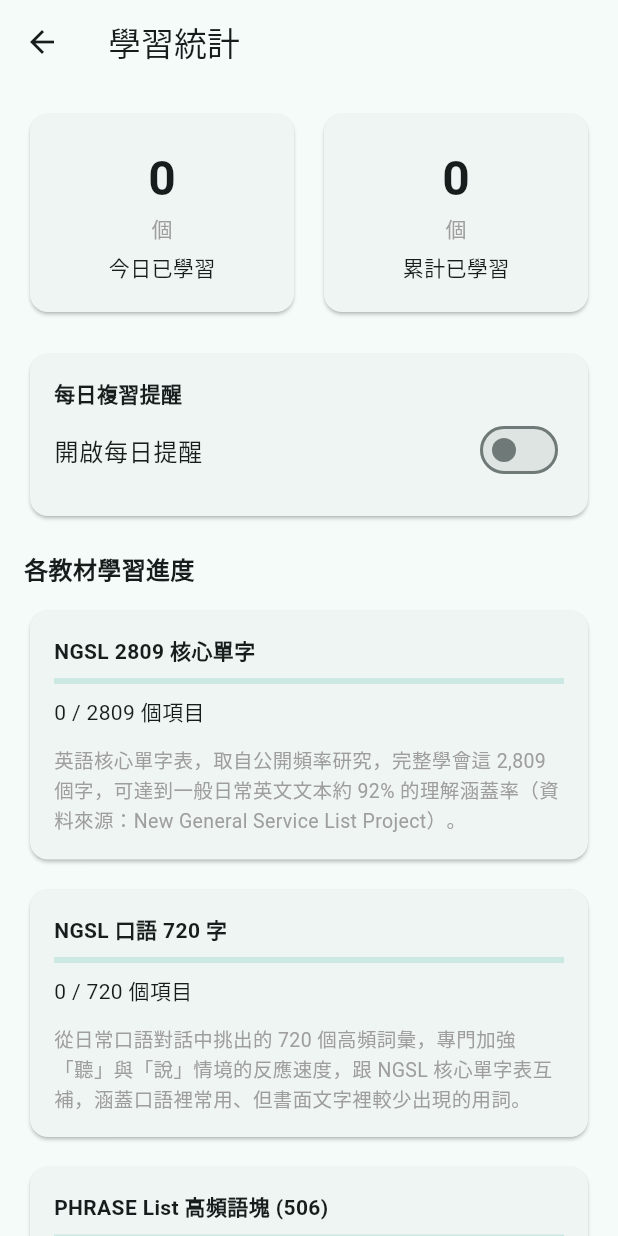
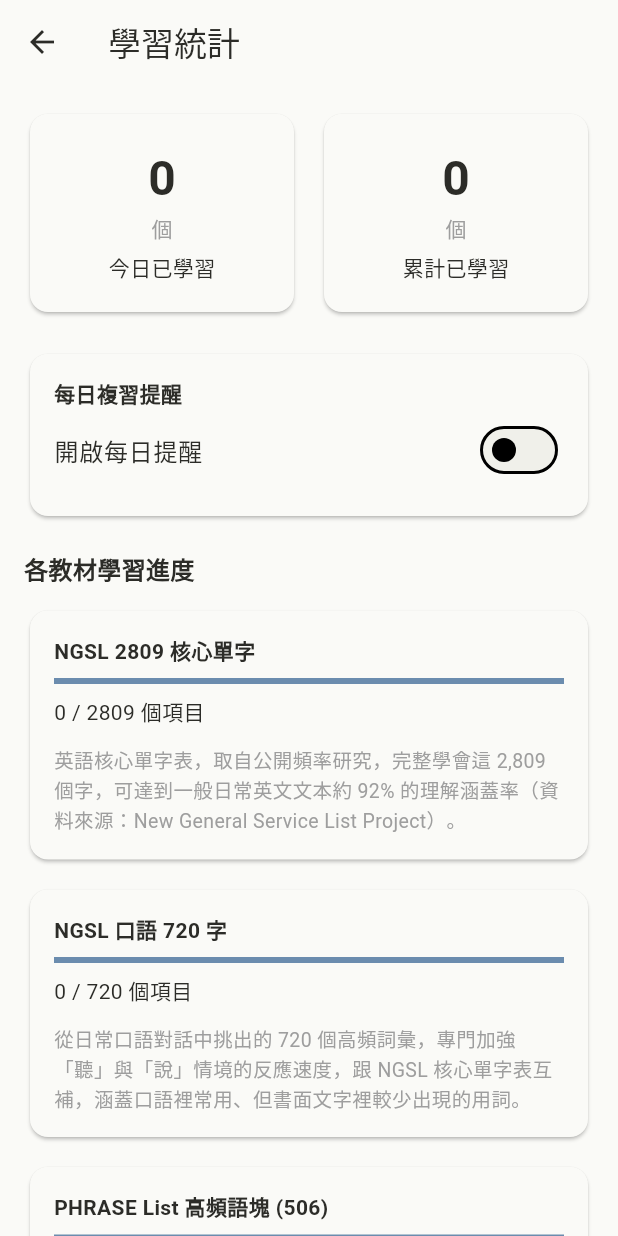
Before and after one commit to lawrence124875/english-learning-app, a Flutter app: the screen it shows after launch, after a tap on the "bar chart" icon, on a phone screen of 412 x 824 dp. Run offline on Flutter 3.47's test engine with Material 3 defaults, Android fonts, the phone set to English and light mode, and no system bars; our stand-ins replace audio_service, cloud_firestore, firebase_core, firebase_crashlytics, firebase_storage, flutter_local_notifications and 6 more; missing offline and left inert: purchases_flutter; accounts and stored records are empty; network calls fail.

Commit message:
修正電池優化按鈕只能用一次、語音還原按鈕白字看不到、AppBar標題被擠壓
- 電池優化：第二次呼叫改成直接開啟系統設定頁，確保每次按都有反應
  （這個特殊權限的系統對話框通常只會在第一次請求時正常跳出來）
- 語音測試頁「還原預設」按鈕移除寫死的白色文字，改用主題自動配色
- 首頁 AppBar：把「升級Premium/語音測試/關於本App」三個圖示整合進
  溢出選單，只留「學習統計」跟選單兩個圖示，釋放標題顯示空間，
  解決直屏時 App 名稱被擠壓只顯示4個字的問題

同時調整整體配色為更柔和的鼠尾草綠/藍綠色系，依色彩心理學研究
（冷色調有助放鬆專注、利於長期記憶保存），暖色僅保留給需要吸引
注意力的重點元素（例如標記星號）。

```diff
--- a/lib/main.dart
+++ b/lib/main.dart
@@ -108,8 +108,32 @@ class EnglishLearningApp extends StatelessWidget {
         title: '智慧聽覺巡航',
         debugShowCheckedModeBanner: false,
         theme: ThemeData(
-          colorSchemeSeed: Colors.teal,
           useMaterial3: true,
+          colorScheme: const ColorScheme.light(
+            // 柔和鼠尾草綠/藍綠色：研究顯示冷色調有助於放鬆專注、
+            // 利於長期記憶保存，且對眼睛負擔較小，適合長時間閱讀學習。
+            primary: Color(0xFF5B8A72),
+            onPrimary: Colors.white,
+            primaryContainer: Color(0xFFDCEEE1),
+            onPrimaryContainer: Color(0xFF1E3A2A),
+            secondary: Color(0xFF6B8CAE),
+            onSecondary: Colors.white,
+            // 暖色只用在需要吸引注意力的重點（例如標記不熟悉單字的
+            // 星號），依色彩心理學研究應少量點綴、避免過度刺激。
+            tertiary: Color(0xFFE0A458),
+            onTertiary: Colors.white,
+            surface: Color(0xFFFAFAF7),
+            onSurface: Color(0xFF2C2C28),
+            surfaceContainerHighest: Color(0xFFF0F0EA),
+            error: Color(0xFFC5705D),
+            onError: Colors.white,
+          ),
+          scaffoldBackgroundColor: const Color(0xFFFAFAF7),
+          appBarTheme: const AppBarTheme(
+            backgroundColor: Color(0xFFFAFAF7),
+            foregroundColor: Color(0xFF2C2C28),
+            elevation: 0,
+          ),
         ),
         home: const HomeScreen(),
       ),
--- a/lib/presentation/screens/home_screen.dart
+++ b/lib/presentation/screens/home_screen.dart
@@ -35,6 +35,7 @@ class _HomeScreenState extends State<HomeScreen> {
 
     return Scaffold(
       appBar: AppBar(
+        titleSpacing: 12,
         title: const Text('智慧聽覺巡航'),
         actions: [
           IconButton(
@@ -45,30 +46,44 @@ class _HomeScreenState extends State<HomeScreen> {
               MaterialPageRoute(builder: (_) => const StatsScreen()),
             ),
           ),
-          if (!appState.isPremium)
-            IconButton(
-              tooltip: '升級 Premium',
-              icon: const Icon(Icons.workspace_premium),
-              onPressed: () => Navigator.push(
-                context,
-                MaterialPageRoute(builder: (_) => const PaywallScreen()),
+          PopupMenuButton<String>(
+            tooltip: '更多',
+            onSelected: (value) {
+              if (value == 'premium') {
+                Navigator.push(context,
+                    MaterialPageRoute(builder: (_) => const PaywallScreen()));
+              } else if (value == 'voice') {
+                Navigator.push(context,
+                    MaterialPageRoute(builder: (_) => const VoiceTestScreen()));
+              } else if (value == 'about') {
+                Navigator.push(context,
+                    MaterialPageRoute(builder: (_) => const AboutScreen()));
+              }
+            },
+            itemBuilder: (context) => [
+              if (!appState.isPremium)
+                const PopupMenuItem(
+                  value: 'premium',
+                  child: ListTile(
+                    leading: Icon(Icons.workspace_premium),
+                    title: Text('升級 Premium'),
+                  ),
+                ),
+              const PopupMenuItem(
+                value: 'voice',
+                child: ListTile(
+                  leading: Icon(Icons.record_voice_over),
+                  title: Text('語音測試/預覽'),
+                ),
               ),
-            ),
-          IconButton(
-            tooltip: '語音測試/預覽',
-            icon: const Icon(Icons.record_voice_over),
-            onPressed: () => Navigator.push(
-              context,
-              MaterialPageRoute(builder: (_) => const VoiceTestScreen()),
-            ),
-          ),
-          IconButton(
-            tooltip: '關於本 App / 版權聲明',
-            icon: const Icon(Icons.info_outline),
-            onPressed: () => Navigator.push(
-              context,
-              MaterialPageRoute(builder: (_) => const AboutScreen()),
-            ),
+              const PopupMenuItem(
+                value: 'about',
+                child: ListTile(
+                  leading: Icon(Icons.info_outline),
+                  title: Text('關於本 App / 版權聲明'),
+                ),
+              ),
+            ],
           ),
         ],
       ),
--- a/lib/presentation/screens/voice_test_screen.dart
+++ b/lib/presentation/screens/voice_test_screen.dart
@@ -79,7 +79,7 @@ class _VoiceTestScreenState extends State<VoiceTestScreen> {
         actions: [
           TextButton(
             onPressed: _restoreDefault,
-            child: const Text('還原預設', style: TextStyle(color: Colors.white)),
+            child: const Text('還原預設'),
           ),
         ],
       ),
```
Also changed, not shown: lib/data/sources/notification_service.dart (+11 -2 lines).
